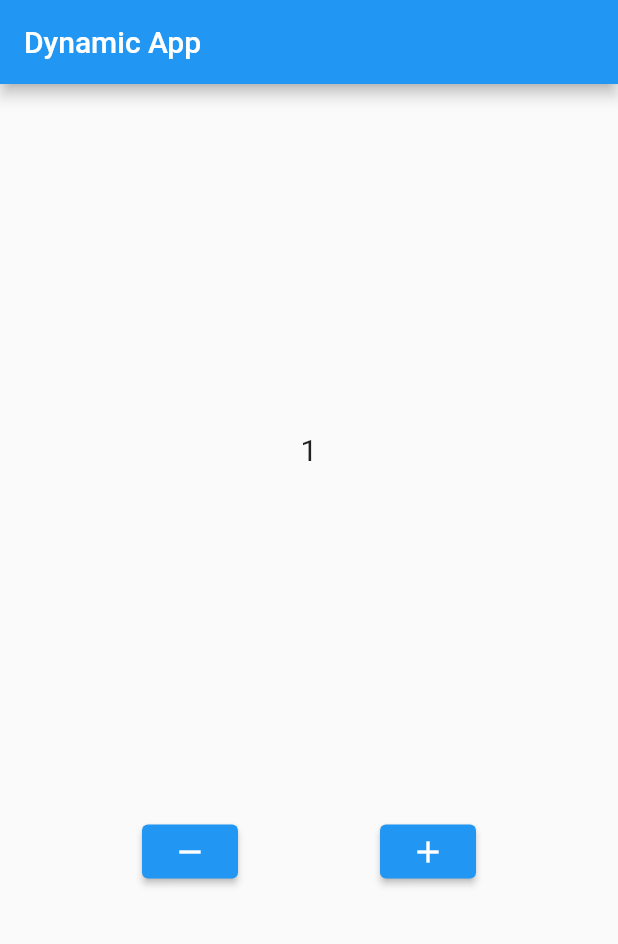
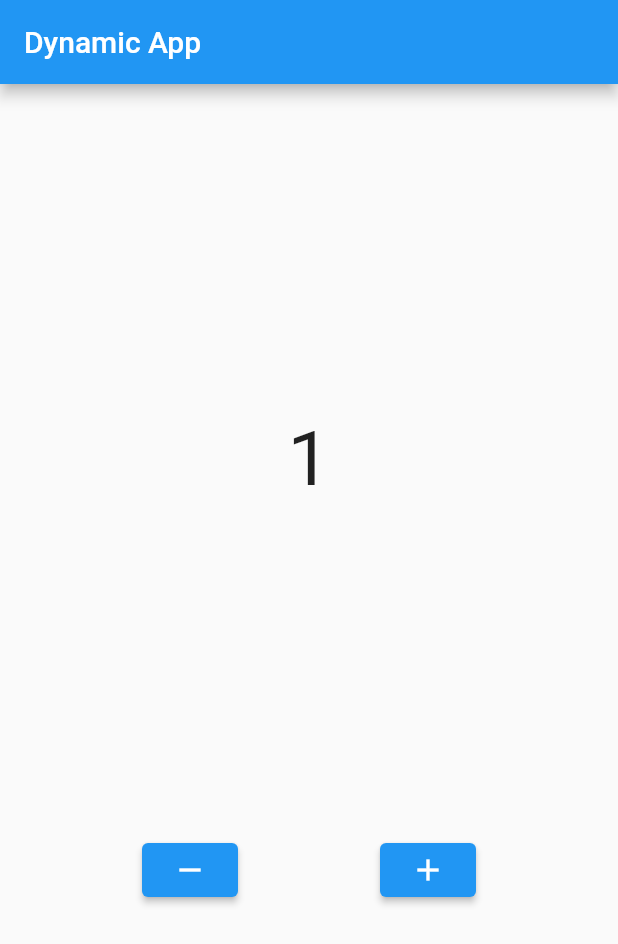
Before and after one commit to Agunahwan/hello_world_flutter, a Flutter app: the screen it shows after launch, after a tap on the "remove" icon, on a phone screen of 412 x 824 dp. Shown: the top 944 px of the screen. Run offline on Flutter 3.47's test engine with Material 2 defaults, Android fonts, the phone set to English and light mode, and no system bars; our stand-ins replace faker.

Commit message:
setState

```diff
--- a/stateful/lib/main.dart
+++ b/stateful/lib/main.dart
@@ -26,7 +26,7 @@ class _MyAppState extends State<MyApp> {
             Text(
               counter.toString(),
               style: TextStyle(
-                fontSize: 20,
+                fontSize: 50 + double.parse(counter.toString()),
               ),
             ),
             Row(
@@ -35,15 +35,19 @@ class _MyAppState extends State<MyApp> {
                 ElevatedButton(
                   onPressed: () {
                     if (counter != 1) {
-                      counter--;
-                      print(counter);
+                      setState(() {
+                        counter--;
+                      });
                     }
+                    print(counter);
                   },
                   child: Icon(Icons.remove),
                 ),
                 ElevatedButton(
                   onPressed: () {
-                    counter++;
+                    setState(() {
+                      counter++;
+                    });
                     print(counter);
                   },
                   child: Icon(Icons.add),
```
